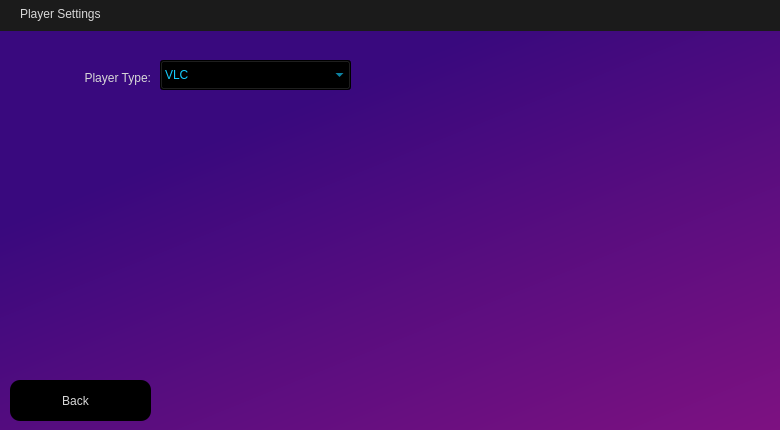
Old version of the form assets/PlayerSettings.ui in the repository ifreddyrod/SPYDER-Player-pyqt.
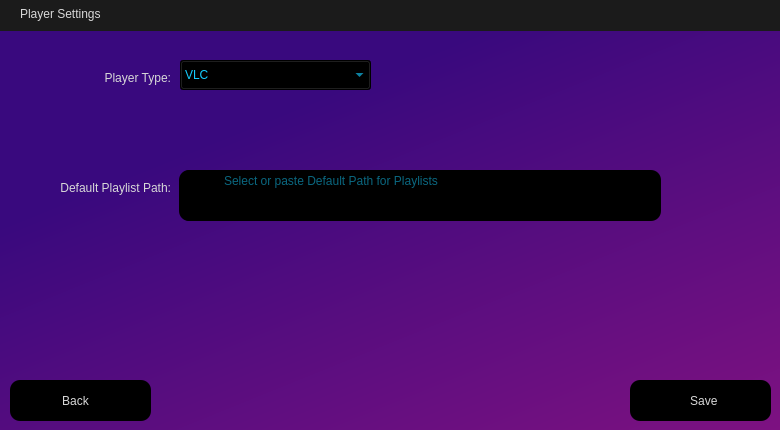
New version of the form. Icons and pictures are not drawn.

The edit to the form file:
```diff
--- a/assets/PlayerSettings.ui
+++ b/assets/PlayerSettings.ui
@@ -147,7 +147,7 @@
   <widget class="QComboBox" name="PlayerType_combobox">
    <property name="geometry">
     <rect>
-     <x>160</x>
+     <x>180</x>
      <y>60</y>
      <width>191</width>
      <height>30</height>
@@ -171,7 +171,7 @@
   <widget class="QLabel" name="PlayerType_label">
    <property name="geometry">
     <rect>
-     <x>20</x>
+     <x>40</x>
      <y>70</y>
      <width>131</width>
      <height>16</height>
@@ -197,11 +197,108 @@
     <string notr="true">background-color: qlineargradient(spread:pad, x1:0.369, y1:0.182, x2:1, y2:1, stop:0 rgba(57, 9, 126, 255), stop:1 rgba(129, 18, 129, 255));</string>
    </property>
   </widget>
+  <widget class="QTextEdit" name="PlaylistPath_textedit">
+   <property name="geometry">
+    <rect>
+     <x>180</x>
+     <y>170</y>
+     <width>481</width>
+     <height>51</height>
+    </rect>
+   </property>
+   <property name="styleSheet">
+    <string notr="true">border-radius: 10px;
+color: rgb(20, 205, 255); 
+padding-left: 40px;</string>
+   </property>
+   <property name="frameShape">
+    <enum>QFrame::Shape::NoFrame</enum>
+   </property>
+   <property name="frameShadow">
+    <enum>QFrame::Shadow::Plain</enum>
+   </property>
+   <property name="placeholderText">
+    <string>Select or paste Default Path for Playlists</string>
+   </property>
+  </widget>
+  <widget class="QPushButton" name="OpenPath_button">
+   <property name="geometry">
+    <rect>
+     <x>179</x>
+     <y>170</y>
+     <width>31</width>
+     <height>51</height>
+    </rect>
+   </property>
+   <property name="styleSheet">
+    <string notr="true">border-radius: 10px;
+/*background-color: rgba(0, 0, 0, 0);*/
+</string>
+   </property>
+   <property name="text">
+    <string/>
+   </property>
+   <property name="icon">
+    <iconset resource="resources.qrc">
+     <normaloff>:/icons/icons/white-folder.png</normaloff>
+     <disabledoff>:/icons/icons/white-folder-disabled.png</disabledoff>:/icons/icons/white-folder.png</iconset>
+   </property>
+   <property name="iconSize">
+    <size>
+     <width>20</width>
+     <height>20</height>
+    </size>
+   </property>
+  </widget>
+  <widget class="QLabel" name="Path_label">
+   <property name="geometry">
+    <rect>
+     <x>40</x>
+     <y>180</y>
+     <width>131</width>
+     <height>16</height>
+    </rect>
+   </property>
+   <property name="text">
+    <string>Default Playlist Path:</string>
+   </property>
+   <property name="alignment">
+    <set>Qt::AlignmentFlag::AlignRight|Qt::AlignmentFlag::AlignTrailing|Qt::AlignmentFlag::AlignVCenter</set>
+   </property>
+  </widget>
+  <widget class="QPushButton" name="Save_button">
+   <property name="geometry">
+    <rect>
+     <x>630</x>
+     <y>380</y>
+     <width>141</width>
+     <height>41</height>
+    </rect>
+   </property>
+   <property name="text">
+    <string>  Save</string>
+   </property>
+   <property name="icon">
+    <iconset resource="resources.qrc">
+     <normaloff>:/icons/icons/white-diskette.png</normaloff>
+     <disabledoff>:/icons/icons/white-diskette-disabled.png</disabledoff>:/icons/icons/white-diskette.png</iconset>
+   </property>
+   <property name="iconSize">
+    <size>
+     <width>20</width>
+     <height>20</height>
+    </size>
+   </property>
+  </widget>
   <zorder>background_widget</zorder>
   <zorder>Titlebar_widget</zorder>
   <zorder>Back_button</zorder>
   <zorder>PlayerType_combobox</zorder>
   <zorder>PlayerType_label</zorder>
+  <zorder>PlaylistPath_textedit</zorder>
+  <zorder>OpenPath_button</zorder>
+  <zorder>Path_label</zorder>
+  <zorder>Save_button</zorder>
  </widget>
  <resources>
   <include location="resources.qrc"/>
```
